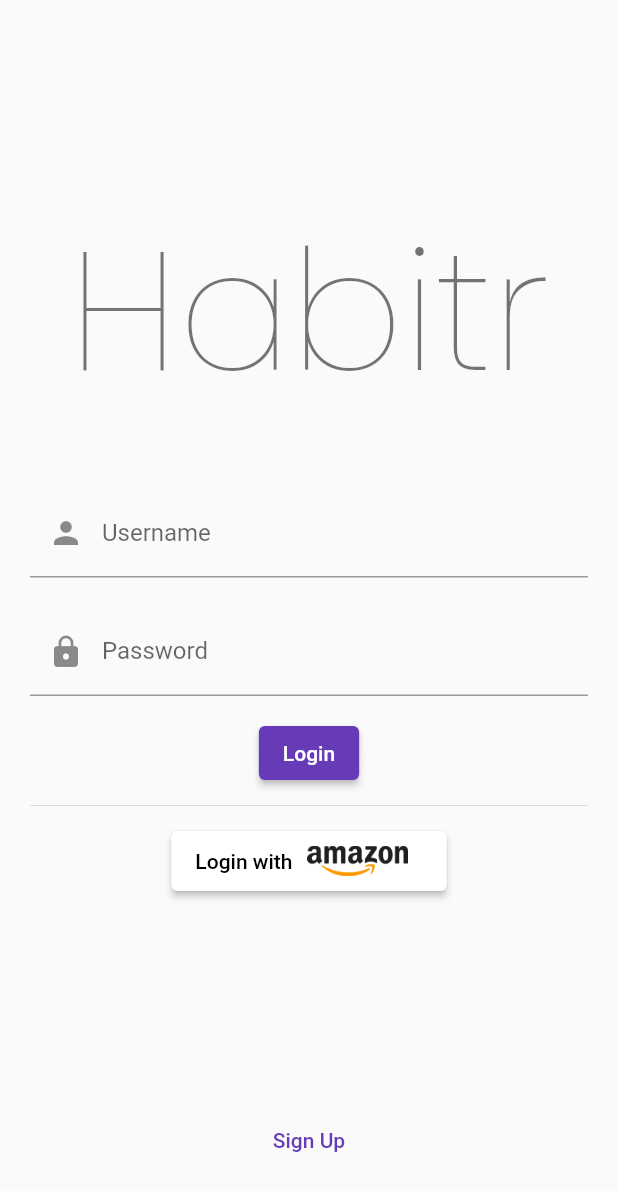
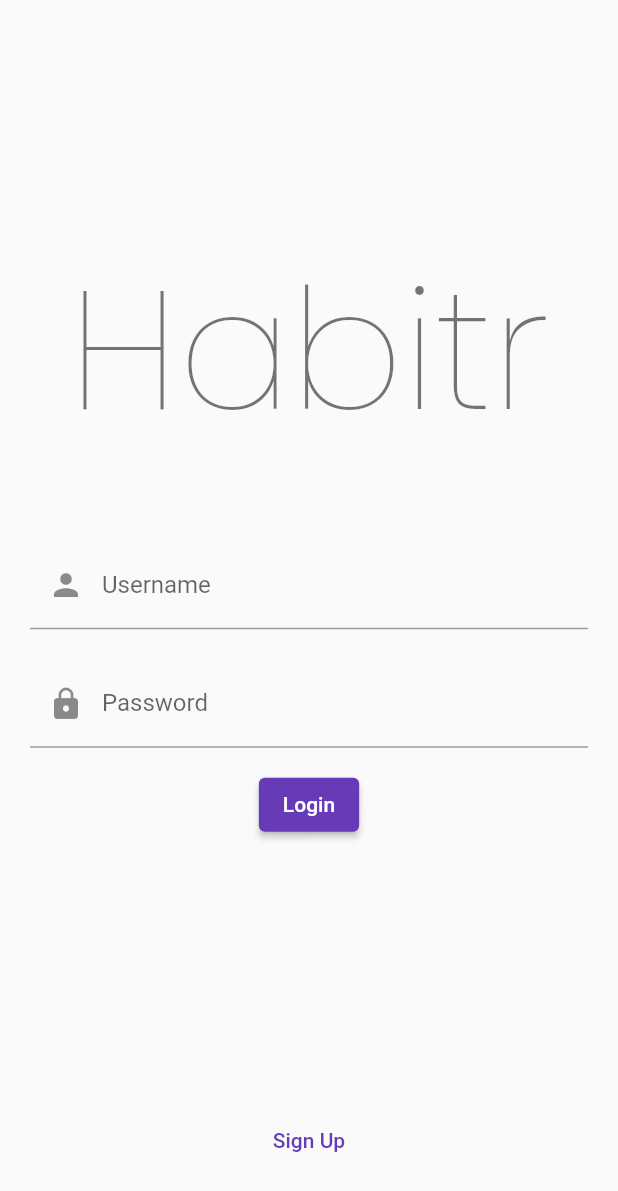
Before and after one commit to dnys1/habitr, a Flutter app: the screen it shows after launch, on a phone screen of 412 x 824 dp. Shown: the top 1191 px of the screen. Run offline on Flutter 3.47's test engine with Material 2 defaults, Android fonts, the phone set to English and light mode, and no system bars; our stand-ins replace bloc, cached_network_image, date_format, equatable, flutter_bloc, google_fonts and 5 more; missing offline and left inert: amplify_analytics_pinpoint, amplify_api, amplify_auth_cognito, amplify_datastore_plugin_interface, amplify_flutter, amplify_storage_s3 and 1 more; accounts and stored records are empty; generated files the repository leaves out were written again.

Commit message:
Remove Amazon login requirement

```diff
--- a/lib/screens/login/login_screen.dart
+++ b/lib/screens/login/login_screen.dart
@@ -86,9 +86,6 @@ class _LoginView extends StatelessWidget {
                             ),
                     ),
                     const SizedBox(height: 5),
-                    const Divider(),
-                    const SizedBox(height: 5),
-                    const LoginWithAmazonButton(),
                     const Spacer(flex: 4),
                     TextButton(
                       child: const Text('Sign Up'),
```
Also changed, not shown: lib/screens/signup/add_image_screen.dart (+12 -7 lines), lib/widgets/username_form_field/username_form_field.dart (+6 -1 lines), 5 other files.
